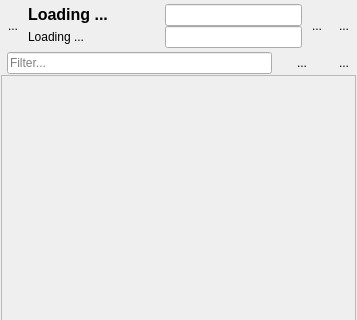
envsh/tox-homeserver, file qofiaui/contactform.ui: the form before one commit; both pictures show x 0 to 357 and y 0 to 320 of the 357 by 541 pixel window.
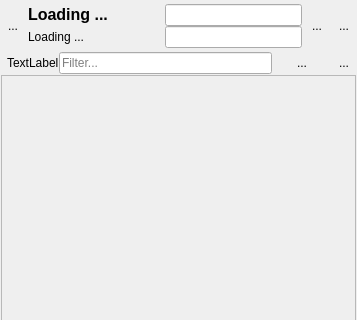
The form after the commit. Icons and pictures are not drawn.

```diff
--- a/qofiaui/contactform.ui
+++ b/qofiaui/contactform.ui
@@ -202,6 +202,13 @@
      <property name="leftMargin">
       <number>6</number>
      </property>
+     <item>
+      <widget class="QLabel" name="label">
+       <property name="text">
+        <string>TextLabel</string>
+       </property>
+      </widget>
+     </item>
      <item>
       <widget class="QLineEdit" name="lineEdit">
        <property name="placeholderText">
```
Left out of the diff: 12 changed lines with no effect on the pictures.
